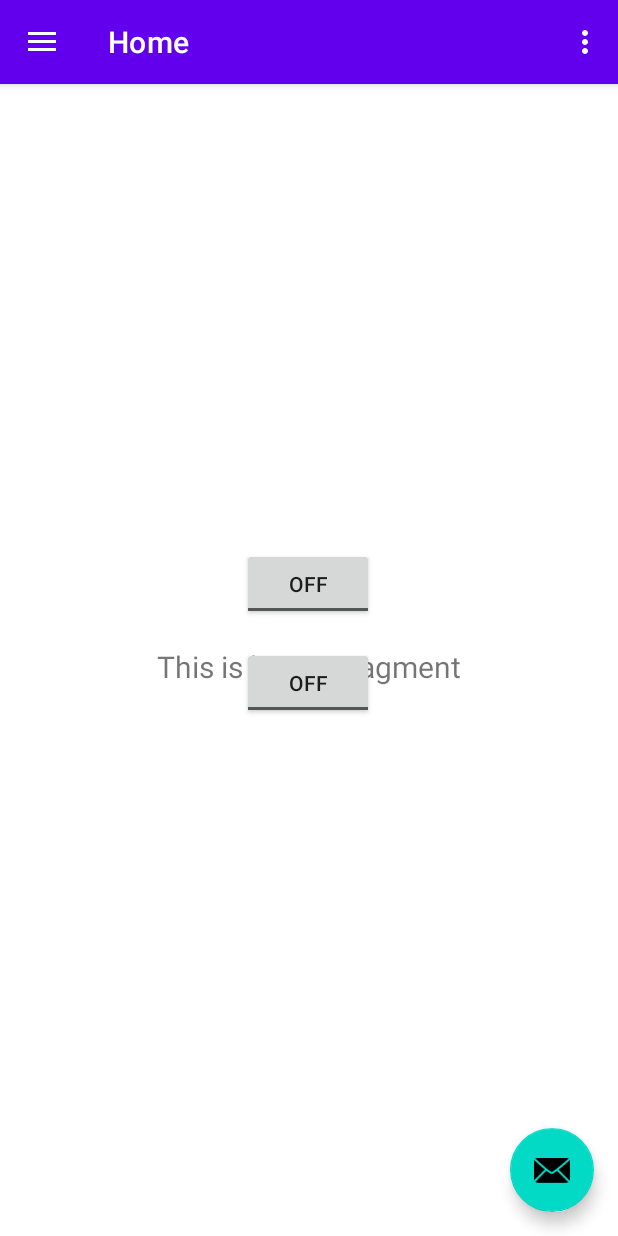
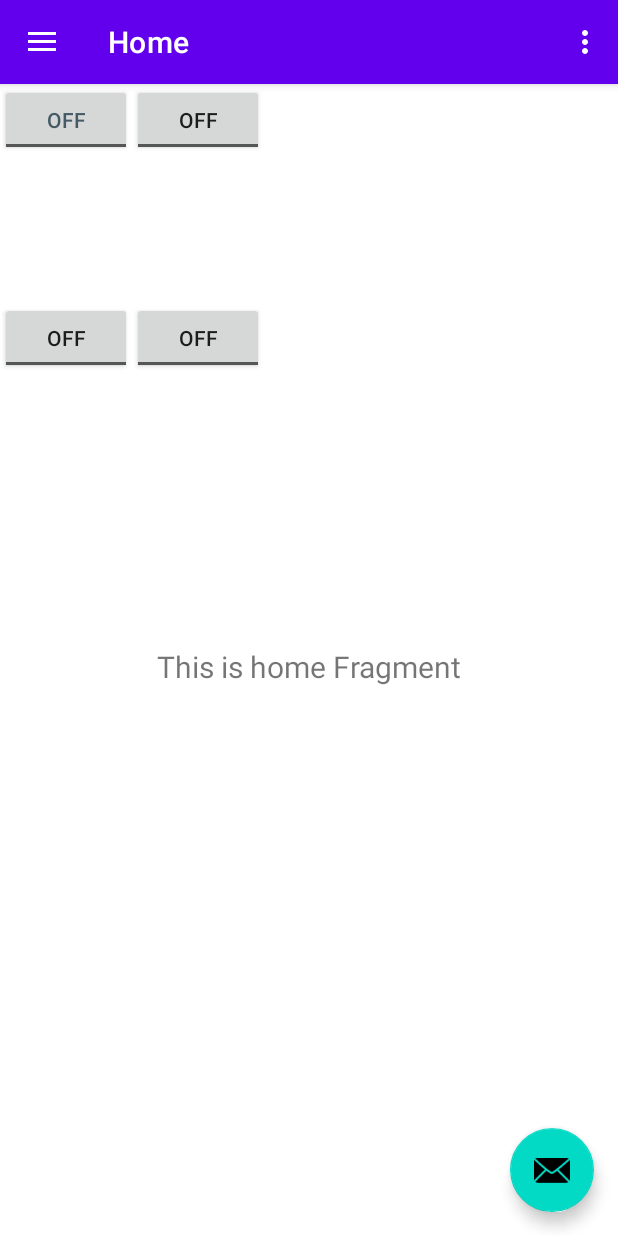
Before and after one commit to jtpunt/LightSwitch, an Android app: the screen it shows after launch (MainActivity), on a phone screen of 412 x 824 dp. Run offline under Robolectric (Android 15) with nearby library versions, the phone set to English and light mode, and no system bars; our stand-ins replace Volley, navigation-ui; network calls fail.

Commit message:
added more toggle buttons for an extra smart outlet

```diff
--- a/app/src/main/AndroidManifest.xml
+++ b/app/src/main/AndroidManifest.xml
@@ -1,14 +1,16 @@
 <?xml version="1.0" encoding="utf-8"?>
 <manifest xmlns:android="http://schemas.android.com/apk/res/android"
-    package="com.example.lightswitch">
-
+    package="com.example.lightswitch"
+    android:targetSandboxVersion="1">
+    <uses-permission android:name="android.permission.INTERNET" />
     <application
         android:allowBackup="true"
         android:icon="@mipmap/ic_launcher"
         android:label="@string/app_name"
         android:roundIcon="@mipmap/ic_launcher_round"
         android:supportsRtl="true"
-        android:theme="@style/Theme.LightSwitch">
+        android:theme="@style/Theme.LightSwitch"
+        android:usesCleartextTraffic="true">
         <activity
             android:name=".MainActivity"
             android:exported="true"
@@ -20,9 +22,8 @@
                 <category android:name="android.intent.category.LAUNCHER" />
             </intent-filter>
         </activity>
-        <uses-library
-            android:name="org.apache.http.legacy"
-            android:required="false" />
+<!--        <uses-library-->
+<!--            android:name="org.apache.http.legacy"-->
+<!--            android:required="false" />-->
     </application>
-    <uses-permission android:name="android.permission.INTERNET" />
 </manifest>
--- a/app/src/main/java/com/example/lightswitch/ui/gallery/GalleryFragment.kt
+++ b/app/src/main/java/com/example/lightswitch/ui/gallery/GalleryFragment.kt
@@ -36,10 +36,10 @@ class GalleryFragment : Fragment() {
         jsonBody.put("admin", "5f24a5ecc7522504fbebca19");
         return StringRequest(
             Request.Method.GET, url,
-            Response.Listener { response ->
+            { response ->
                 // Display the first 500 characters of the response string.
                 Log.d("STATE1", response)
-            }, Response.ErrorListener { error ->
+            }, { error ->
                 Log.d("STATE1", "Response Error Caught: ${error}");
 
             }
@@ -54,8 +54,8 @@ class GalleryFragment : Fragment() {
             Request.Method.POST,
             url,
             jsonBody,
-            Response.Listener { response -> println(response) },
-            Response.ErrorListener { error -> error.printStackTrace() })
+            { response -> println(response) },
+            { error -> error.printStackTrace() })
     }
     // This property is only valid between onCreateView and
     // onDestroyView.
--- a/app/src/main/java/com/example/lightswitch/ui/home/HomeFragment.kt
+++ b/app/src/main/java/com/example/lightswitch/ui/home/HomeFragment.kt
@@ -32,7 +32,7 @@ class HomeFragment : Fragment() {
         Log.d("STATE1", "In buildStrRequests");
         return StringRequest(
             Request.Method.GET, url,
-            Response.Listener { response ->
+            { response ->
                 // Display the first 500 characters of the response string.
                 Log.d("STATE1", response)
                 if (response == "0") { // the relay switch is off
@@ -43,7 +43,7 @@ class HomeFragment : Fragment() {
                     justOpened[idx] = true
                     toggleBtn.isChecked = true
                 }
-            }, Response.ErrorListener { error ->
+            }, { error ->
                 Log.d("STATE1", "Response Error Caught: ${error}");
 
             })
@@ -90,10 +90,15 @@ class HomeFragment : Fragment() {
 //        homeViewModel.text.observe(viewLifecycleOwner, Observer {
 //            textView.text = it
 //        })
-        val toggleBtn1StatusURL: (String) = "http://192.168.254.202:5000/status/2";
-        val toggleBtn2StatusURL: (String) = "http://192.168.254.202:5000/status/3";
-        val toggleBtn1ActivateURL: String = "http://192.168.254.202:5000/activate/2";
-        val toggleBtn2ActivateURL: String = "http://192.168.254.202:5000/activate/3";
+        val toggleBtn1StatusURL: (String) = "http://192.168.1.202:5000/outlet/status/gpio/2";
+        val toggleBtn2StatusURL: (String) = "http://192.168.1.202:5000/outlet/status/gpio/3";
+        val toggleBtn3StatusURL: (String) = "http://192.168.1.200:5000/outlet/status/gpio/2";
+        val toggleBtn4StatusURL: (String) = "http://192.168.1.200:5000/outlet/status/gpio/3";
+
+        val toggleBtn1ActivateURL: String = "http://192.168.1.202:5000/outlet/toggle/gpio/2";
+        val toggleBtn2ActivateURL: String = "http://192.168.1.202:5000/outlet/toggle/gpio/3";
+        val toggleBtn3ActivateURL: String = "http://192.168.1.200:5000/outlet/toggle/gpio/2";
+        val toggleBtn4ActivateURL: String = "http://192.168.1.200:5000/outlet/toggle/gpio/3";
 
         homeViewModel = ViewModelProvider(this).get(HomeViewModel::class.java)
 //        val root = inflater.inflate(R.layout.fragment_home, container, false)
@@ -104,22 +109,33 @@ class HomeFragment : Fragment() {
         Log.d("STATE1", "Before grabbing buttonIds")
         val toggleBtn1: (ToggleButton) = root.findViewById(R.id.toggleButton1);
         val toggleBtn2: (ToggleButton) = root.findViewById(R.id.toggleButton2);
-        val justOpened: BooleanArray = BooleanArray(2);
+        val toggleBtn3: (ToggleButton) = root.findViewById(R.id.toggleButton3);
+        val toggleBtn4: (ToggleButton) = root.findViewById(R.id.toggleButton4);
+
+        val justOpened1: BooleanArray = BooleanArray(2);
+        val justOpened2: BooleanArray = BooleanArray(2);
         Log.d("STATE1", "Before building request")
         val queue = Volley.newRequestQueue(context);
 
         // Make an HTTP get request to get the status of our relay switch - is it on or off?
         //  - if the relay switch is activated - change our toggle button to be set to "on",
         //  - so that when the app is first opened, the toggle buttons are correctly set
-        val toggleBtn1Status: (StringRequest?) = buildStrRequests(toggleBtn1StatusURL, toggleBtn1, justOpened, 0);
-        val toggleBtn2Status: (StringRequest?) = buildStrRequests(toggleBtn2StatusURL, toggleBtn2, justOpened, 1);
+        val toggleBtn1Status: (StringRequest?) = buildStrRequests(toggleBtn1StatusURL, toggleBtn1, justOpened1, 0);
+        val toggleBtn2Status: (StringRequest?) = buildStrRequests(toggleBtn2StatusURL, toggleBtn2, justOpened1, 1);
+        val toggleBtn3Status: (StringRequest?) = buildStrRequests(toggleBtn3StatusURL, toggleBtn3, justOpened2, 0);
+        val toggleBtn4Status: (StringRequest?) = buildStrRequests(toggleBtn4StatusURL, toggleBtn4, justOpened2, 1);
+
         queue.add(toggleBtn1Status);
         queue.add(toggleBtn2Status);
+        queue.add(toggleBtn3Status);
+        queue.add(toggleBtn4Status);
 
         // Set an event listener for when our button is turned on or off to make an HTTP request to turn
         // the relay switch on or off
-        setOnCheckedListener(toggleBtn1ActivateURL, toggleBtn1, justOpened, 0, queue);
-        setOnCheckedListener(toggleBtn2ActivateURL, toggleBtn2, justOpened, 1, queue);
+        setOnCheckedListener(toggleBtn1ActivateURL, toggleBtn1, justOpened1, 0, queue);
+        setOnCheckedListener(toggleBtn2ActivateURL, toggleBtn2, justOpened1, 1, queue);
+        setOnCheckedListener(toggleBtn3ActivateURL, toggleBtn3, justOpened2, 0, queue);
+        setOnCheckedListener(toggleBtn4ActivateURL, toggleBtn4, justOpened2, 1, queue);
         return root
     }
 
--- a/app/src/main/res/layout/fragment_home.xml
+++ b/app/src/main/res/layout/fragment_home.xml
@@ -20,12 +20,61 @@
         app:layout_constraintStart_toStartOf="parent"
         app:layout_constraintTop_toTopOf="parent" />
 
+    <LinearLayout
+        android:layout_width="match_parent"
+        android:layout_height="match_parent"
+        android:orientation="vertical">
+
+
+        <TableRow
+            android:layout_width="match_parent"
+            android:layout_height="match_parent">
+
             <ToggleButton
                 android:id="@+id/toggleButton1"
                 android:layout_width="wrap_content"
                 android:layout_height="wrap_content"
                 android:text="ToggleButton"
+                android:textColor="#455A64"
                 app:layout_constraintBottom_toBottomOf="parent"
+                app:layout_constraintEnd_toEndOf="parent"
+                app:layout_constraintHorizontal_bias="0.656"
+                app:layout_constraintStart_toStartOf="parent"
+                app:layout_constraintTop_toTopOf="parent"
+                app:layout_constraintVertical_bias="0.431" />
+
+            <ToggleButton
+                android:id="@+id/toggleButton2"
+                android:layout_width="wrap_content"
+                android:layout_height="wrap_content"
+                android:text="ToggleButton"
+                app:layout_constraintBottom_toBottomOf="@id/toggleButton1"
+                app:layout_constraintEnd_toEndOf="parent"
+                app:layout_constraintHorizontal_bias="0.498"
+                app:layout_constraintStart_toStartOf="parent"
+                app:layout_constraintTop_toTopOf="parent"
+                app:layout_constraintVertical_bias="0.521" />
+
+        </TableRow>
+    </LinearLayout>
+    <LinearLayout
+        android:layout_width="match_parent"
+        android:layout_height="match_parent"
+        android:orientation="vertical"
+        android:layout_marginTop="145dp">
+        <TableRow
+            android:layout_width="match_parent"
+            android:layout_height="match_parent"
+            >
+
+
+            <ToggleButton
+                android:id="@+id/toggleButton3"
+                android:layout_width="wrap_content"
+                android:layout_height="wrap_content"
+                android:baselineAligned="false"
+                android:text="ToggleButton"
+                app:layout_constraintBottom_toBottomOf="@id/toggleButton2"
                 app:layout_constraintEnd_toEndOf="parent"
                 app:layout_constraintHorizontal_bias="0.498"
                 app:layout_constraintStart_toStartOf="parent"
@@ -33,14 +82,18 @@
                 app:layout_constraintVertical_bias="0.43" />
 
             <ToggleButton
-        android:id="@+id/toggleButton2"
+                android:id="@+id/toggleButton4"
                 android:layout_width="wrap_content"
                 android:layout_height="wrap_content"
+                android:baselineAligned="false"
                 android:text="ToggleButton"
-        app:layout_constraintBottom_toBottomOf="parent"
+                app:layout_constraintBottom_toBottomOf="@id/toggleButton3"
                 app:layout_constraintEnd_toEndOf="parent"
                 app:layout_constraintHorizontal_bias="0.498"
                 app:layout_constraintStart_toStartOf="parent"
                 app:layout_constraintTop_toTopOf="parent"
-        app:layout_constraintVertical_bias="0.521" />
+                app:layout_constraintVertical_bias="1.0" />
+
+        </TableRow>
+    </LinearLayout>
 </androidx.constraintlayout.widget.ConstraintLayout>
```
Lines whose indentation alone changed are shown as unchanged.
